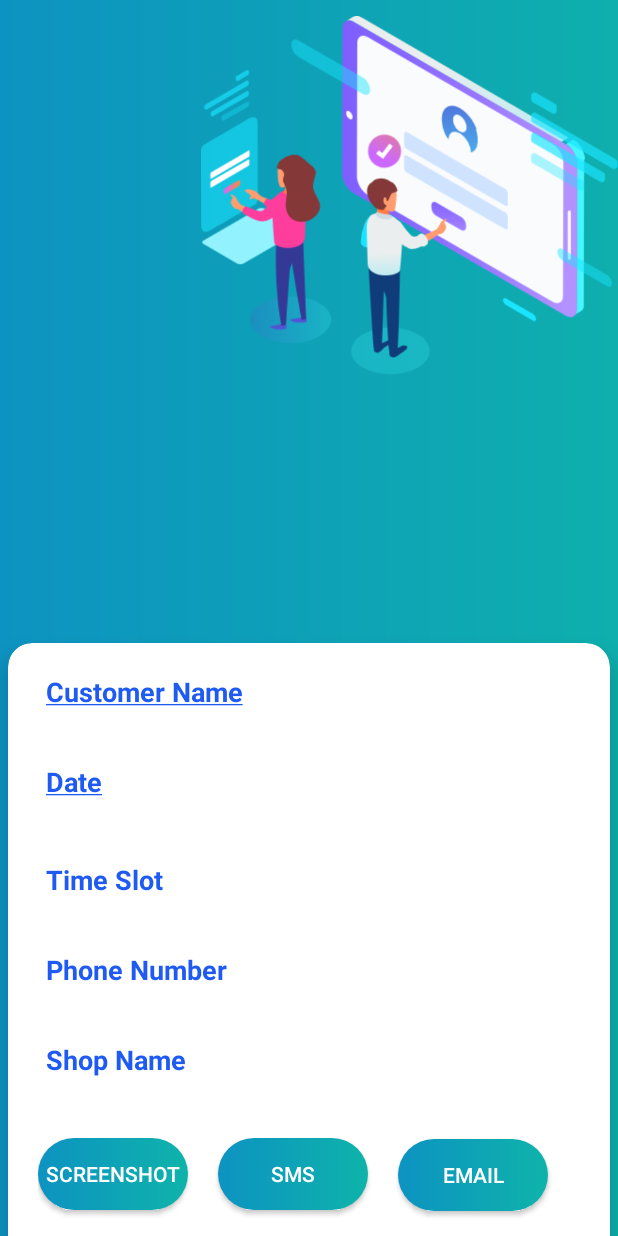
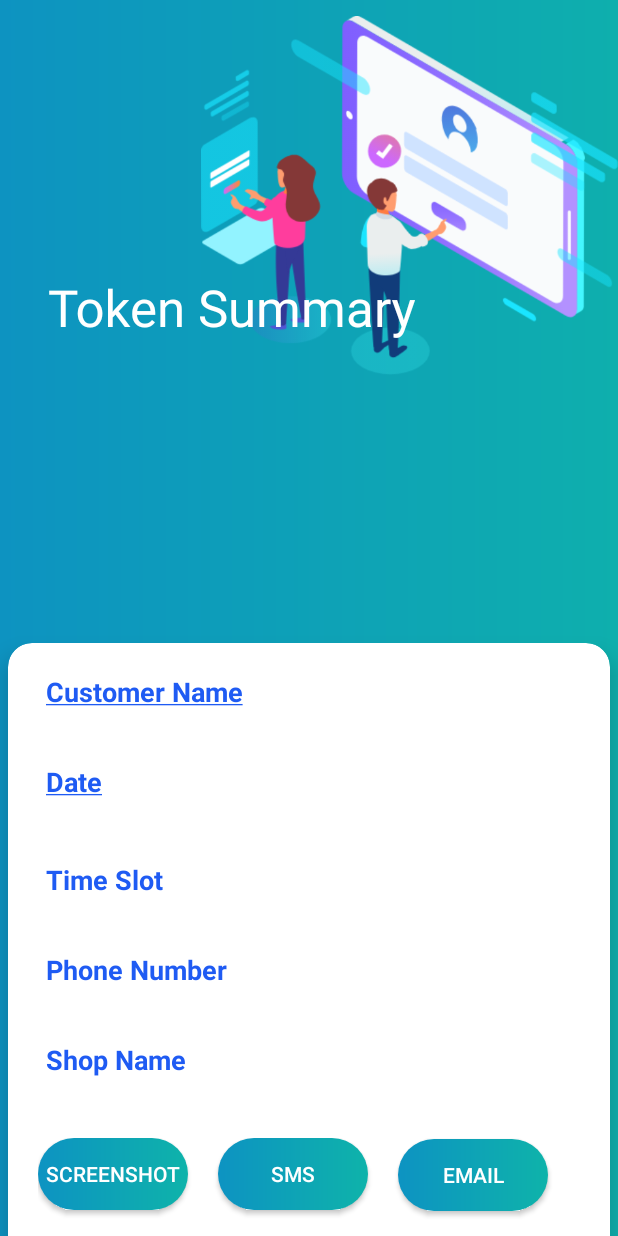
Before and after one commit to Akashbabu007/Hackathon, an Android app: the TokenActivity screen opened directly, with no data from a screen before it, on a phone screen of 412 x 824 dp. Run offline under Robolectric (Android 15) with nearby library versions, the phone set to English and light mode, and no system bars.

Commit message:
Changed ui

```diff
--- a/app/src/main/java/com/example/hackathon/Appointment.java
+++ b/app/src/main/java/com/example/hackathon/Appointment.java
@@ -56,7 +56,6 @@
         super.onCreate(savedInstanceState);
         setContentView(R.layout.activity_appointment1);
         Toolbar myToolbar = (Toolbar) findViewById(R.id.toolbar);
-        myToolbar.setBackgroundColor(Color.parseColor("#1F5BF3"));
         myToolbar.setTitle("Token Form");
         myToolbar.setTitleTextColor(Color.WHITE);
 
--- a/app/src/main/java/com/example/hackathon/SinglePlaceActivity.java
+++ b/app/src/main/java/com/example/hackathon/SinglePlaceActivity.java
@@ -97,7 +97,7 @@
                 intent.setClassName("com.google.android.apps.maps", "com.google.android.maps.MapsActivity");
 
                 startActivity(intent);
-               // i.putExtra("user_latitude", Double.toString(gps.getLatitude()));
+                // i.putExtra("user_latitude", Double.toString(gps.getLatitude()));
                 //i.putExtra("user_longitude", Double.toString(gps.getLongitude()));
 
                 // passing near places to map activity
--- a/app/src/main/java/com/example/hackathon/TokenActivity.java
+++ b/app/src/main/java/com/example/hackathon/TokenActivity.java
@@ -33,10 +33,10 @@
 import android.widget.EditText;
 import android.widget.TextView;
 import android.widget.Toast;
-import android.widget.Toolbar;
 
 import androidx.annotation.NonNull;
 import androidx.appcompat.app.AppCompatActivity;
+import androidx.appcompat.widget.Toolbar;
 import androidx.core.app.ActivityCompat;
 import androidx.core.app.NotificationCompat;
 import androidx.core.app.NotificationCompat.InboxStyle;
@@ -70,10 +70,9 @@
     protected void onCreate(Bundle savedInstanceState) {
         super.onCreate(savedInstanceState);
         setContentView(R.layout.activity_token);
-        /*Toolbar toolbar=findViewById(R.id.toolbars1);
-        toolbar.setBackgroundColor(Color.parseColor("#1F5BF3"));
+        Toolbar toolbar=findViewById(R.id.toolbars1);
         toolbar.setTitle("Token Summary");
-        toolbar.setTitleTextColor(Color.WHITE);*/
+        toolbar.setTitleTextColor(Color.WHITE);
 
         Intent intent=getIntent();
         String Name="",Date="",Time="",Phone="",StoreName="";
--- a/app/src/main/res/layout/activity_groceries.xml
+++ b/app/src/main/res/layout/activity_groceries.xml
@@ -17,7 +17,7 @@
         android:id="@+id/list"
         android:layout_width="fill_parent"
         android:layout_height="wrap_content"
-        android:background="@drawable/centre_background"
+
        />
 
 
```
Also changed, not shown: app/src/main/res/drawable/ic_place_black_24dp.xml (added, +9 -0 lines), app/src/main/res/layout/list_item.xml (+17 -3 lines).
